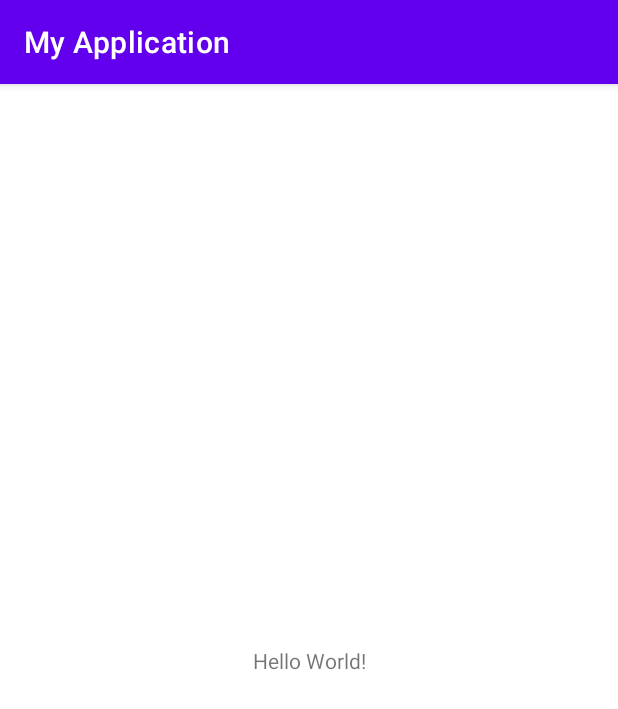
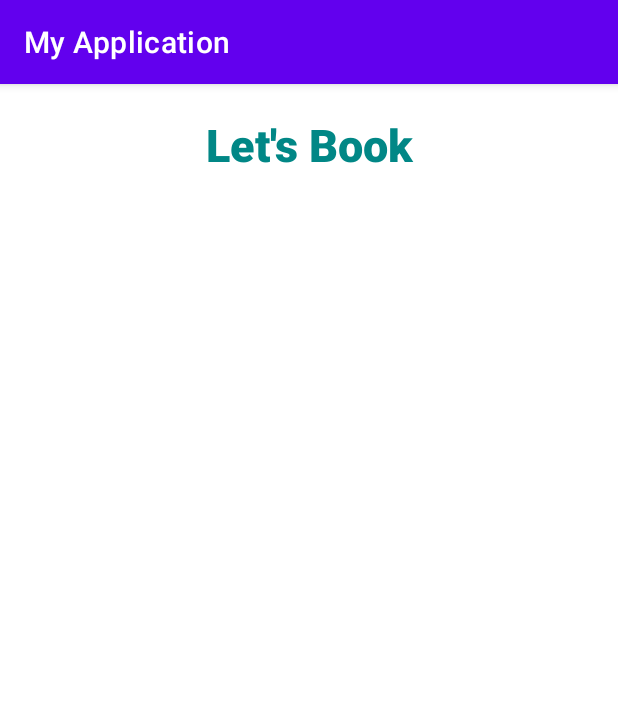
Before and after one commit to A00467950/mcda5550_android_project, an Android app: the screen it shows after launch (MainActivity), on a phone screen of 412 x 824 dp. Shown: the top 709 px of the screen. Run offline under Robolectric (Android 15) with nearby library versions, the phone set to English and light mode, and no system bars.

Commit message:
Added hotel search layout and fragment.

```diff
--- /dev/null
+++ b/app/src/main/java/com/example/myapplication/HotelSearchFragment.java
@@ -0,0 +1,35 @@
+package com.example.myapplication;
+
+import android.os.Bundle;
+import android.view.LayoutInflater;
+import android.view.View;
+import android.view.ViewGroup;
+import android.widget.TextView;
+
+import androidx.annotation.NonNull;
+import androidx.annotation.Nullable;
+import androidx.constraintlayout.widget.ConstraintLayout;
+import androidx.fragment.app.Fragment;
+
+public class HotelSearchFragment extends Fragment {
+    ConstraintLayout mainLayout;
+    View view;
+    TextView titleTextView;
+
+
+    @Override
+    public View onCreateView(LayoutInflater inflater, ViewGroup container,
+                             Bundle savedInstanceState) {
+        // Inflate the layout for this fragment
+        view = inflater.inflate(R.layout.hotel_search_layout, container, false);
+        return view;
+    }
+
+    @Override
+    public void onViewCreated(@NonNull View view, @Nullable Bundle savedInstanceState) {
+        super.onViewCreated(view, savedInstanceState);
+        mainLayout = view.findViewById(R.id.main_layout);
+
+        titleTextView = view.findViewById(R.id.title_text_view);
+    }
+}
--- a/app/src/main/java/com/example/myapplication/MainActivity.java
+++ b/app/src/main/java/com/example/myapplication/MainActivity.java
@@ -1,6 +1,7 @@
 package com.example.myapplication;
 
 import androidx.appcompat.app.AppCompatActivity;
+import androidx.fragment.app.FragmentTransaction;
 
 import android.os.Bundle;
 
@@ -10,5 +11,14 @@ public class MainActivity extends AppCompatActivity {
     protected void onCreate(Bundle savedInstanceState) {
         super.onCreate(savedInstanceState);
         setContentView(R.layout.activity_main);
+
+        // Begin the transaction
+        FragmentTransaction fragmentTransaction = getSupportFragmentManager().beginTransaction();
+
+        // Replace the contents of the container with the new fragment
+        fragmentTransaction.replace(R.id.frame_layout, new HotelSearchFragment());
+
+        // Complete the changes added above
+        fragmentTransaction.commit();
     }
 }
--- a/app/src/main/res/layout/activity_main.xml
+++ b/app/src/main/res/layout/activity_main.xml
@@ -2,17 +2,15 @@
 <androidx.constraintlayout.widget.ConstraintLayout xmlns:android="http://schemas.android.com/apk/res/android"
     xmlns:app="http://schemas.android.com/apk/res-auto"
     xmlns:tools="http://schemas.android.com/tools"
+    android:id="@+id/main_layout"
     android:layout_width="match_parent"
     android:layout_height="match_parent"
     tools:context=".MainActivity">
 
-    <TextView
-        android:layout_width="wrap_content"
-        android:layout_height="wrap_content"
-        android:text="Hello World!"
-        app:layout_constraintBottom_toBottomOf="parent"
-        app:layout_constraintEnd_toEndOf="parent"
-        app:layout_constraintStart_toStartOf="parent"
-        app:layout_constraintTop_toTopOf="parent" />
+    <FrameLayout
+        android:id="@+id/frame_layout"
+        android:layout_width="match_parent"
+        android:layout_height="match_parent">
+    </FrameLayout>
 
 </androidx.constraintlayout.widget.ConstraintLayout>
--- /dev/null
+++ b/app/src/main/res/layout/hotel_search_layout.xml
@@ -0,0 +1,36 @@
+<?xml version="1.0" encoding="utf-8"?>
+<androidx.constraintlayout.widget.ConstraintLayout
+    xmlns:android="http://schemas.android.com/apk/res/android"
+    xmlns:app="http://schemas.android.com/apk/res-auto"
+    xmlns:tools="http://schemas.android.com/tools"
+    android:id="@+id/main_layout"
+    android:layout_width="match_parent"
+    android:layout_height="match_parent"
+    tools:context=".MainActivity">
+
+    <ScrollView
+        android:id="@+id/scroll_view"
+        android:layout_width="match_parent"
+        android:layout_height="match_parent">
+
+        <androidx.constraintlayout.widget.ConstraintLayout
+            android:id="@+id/main_constraint_layout"
+            android:layout_width="match_parent"
+            android:layout_height="match_parent">
+
+            <TextView
+                android:id="@+id/title_text_view"
+                android:layout_width="match_parent"
+                android:layout_height="wrap_content"
+                android:text="Let's Book"
+                android:textSize="30sp"
+                app:layout_constraintTop_toTopOf="parent"
+                android:layout_marginTop="20dp"
+                android:textColor="@color/teal_700"
+                android:fontFamily="sans-serif-black"
+                android:textAlignment="center"
+                android:gravity="center_horizontal"/>
+
+        </androidx.constraintlayout.widget.ConstraintLayout>
+    </ScrollView>
+</androidx.constraintlayout.widget.ConstraintLayout>
```
